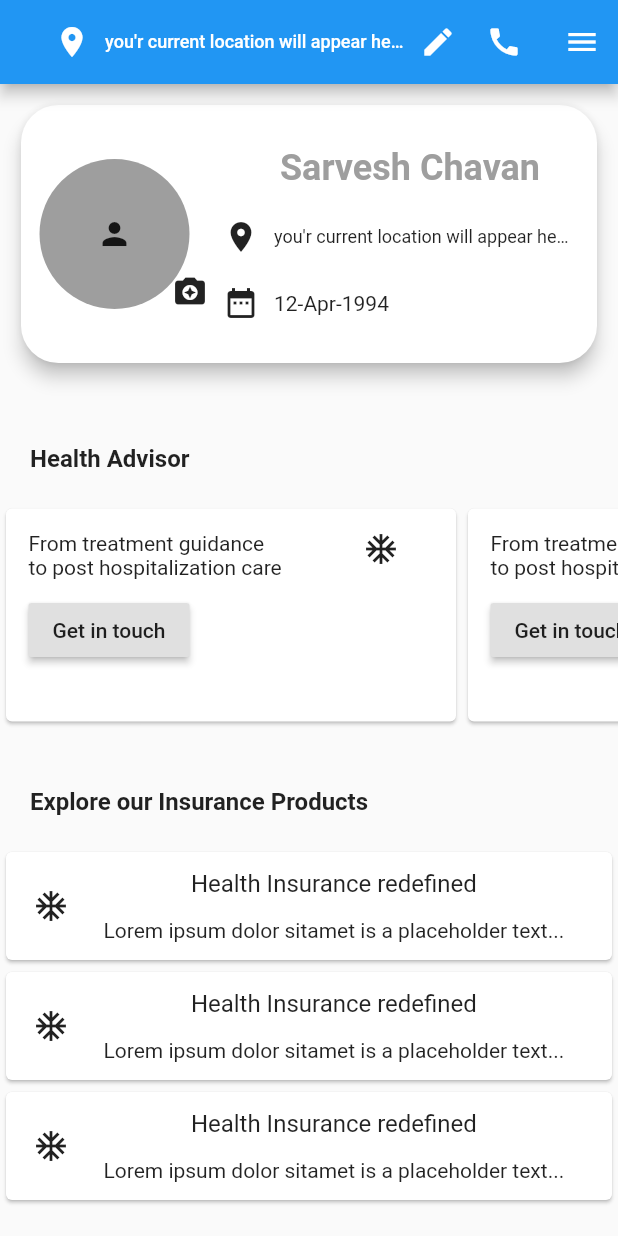
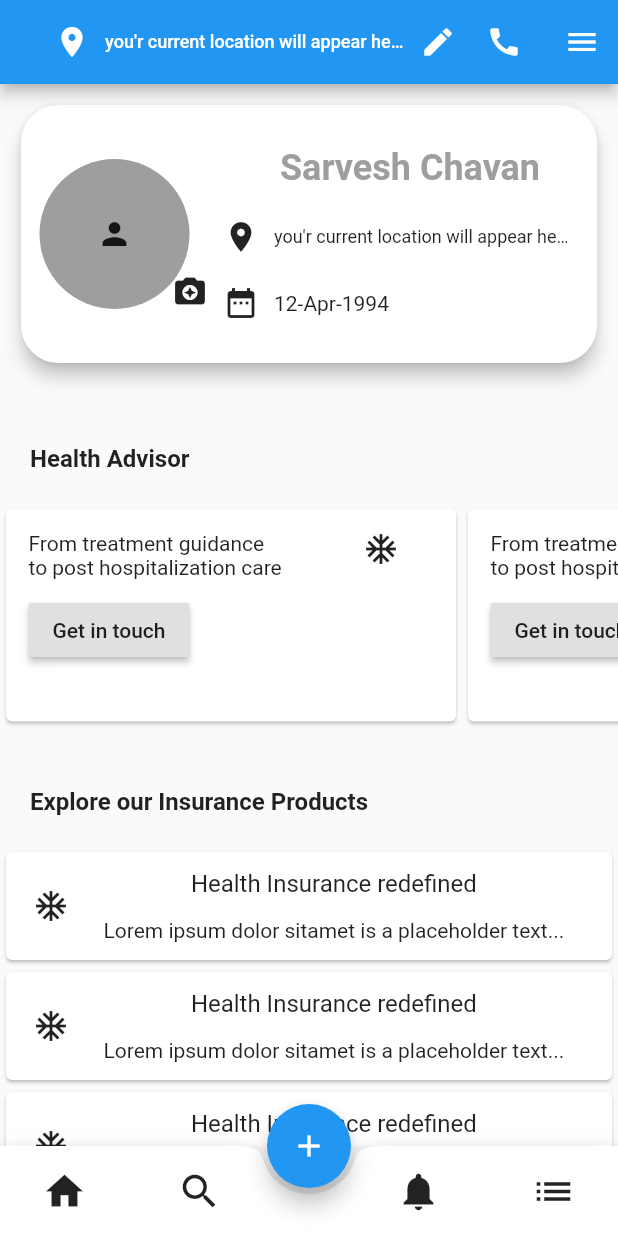
Before and after one commit to sarveshchavan7/techved_assignment, a Flutter app: the screen it shows after launch, on a phone screen of 412 x 824 dp. Run offline on Flutter 3.47's test engine with Material 2 defaults, Android fonts, the phone set to English and light mode, and no system bars; our stand-ins replace geolocator.

Commit message:
added bottom app bar

```diff
--- a/lib/screens/home.dart
+++ b/lib/screens/home.dart
@@ -24,6 +24,46 @@ class _HomeState extends State<Home> {
       appBar: _appBar(),
       endDrawer: Drawer(),
       body: _body(),
+      bottomNavigationBar: BottomAppBar(
+        shape: CircularNotchedRectangle(),
+        child: Container(
+          height: 60,
+          child: Row(
+              mainAxisSize: MainAxisSize.max,
+              mainAxisAlignment: MainAxisAlignment.spaceBetween,
+              children: <Widget>[
+                IconButton(
+                  iconSize: 30.0,
+                  padding: EdgeInsets.only(left: 28.0),
+                  icon: Icon(Icons.home),
+                  onPressed: () {},
+                ),
+                IconButton(
+                  iconSize: 30.0,
+                  padding: EdgeInsets.only(right: 28.0),
+                  icon: Icon(Icons.search),
+                  onPressed: () {},
+                ),
+                IconButton(
+                  iconSize: 30.0,
+                  padding: EdgeInsets.only(left: 28.0),
+                  icon: Icon(Icons.notifications),
+                  onPressed: () {},
+                ),
+                IconButton(
+                  iconSize: 30.0,
+                  padding: EdgeInsets.only(right: 28.0),
+                  icon: Icon(Icons.list),
+                  onPressed: () {},
+                )
+              ]),
+        ),
+      ),
+      floatingActionButtonLocation: FloatingActionButtonLocation.centerDocked,
+      floatingActionButton: FloatingActionButton(
+        onPressed: () {},
+        child: Icon(Icons.add),
+      ),
     ));
   }
 
```
